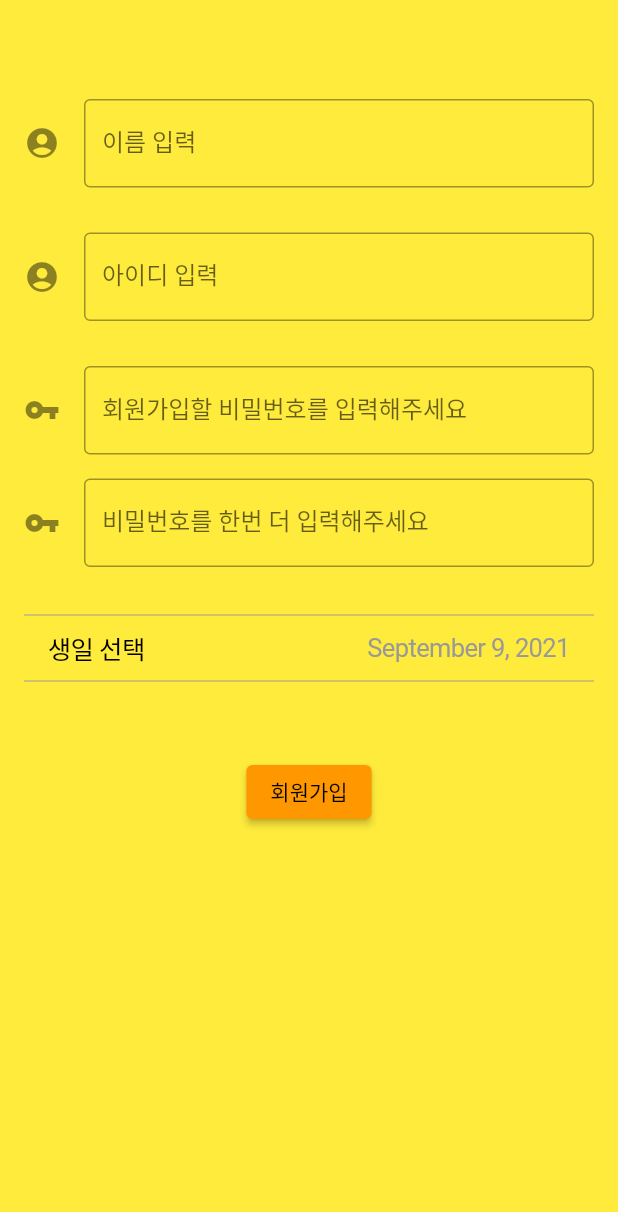
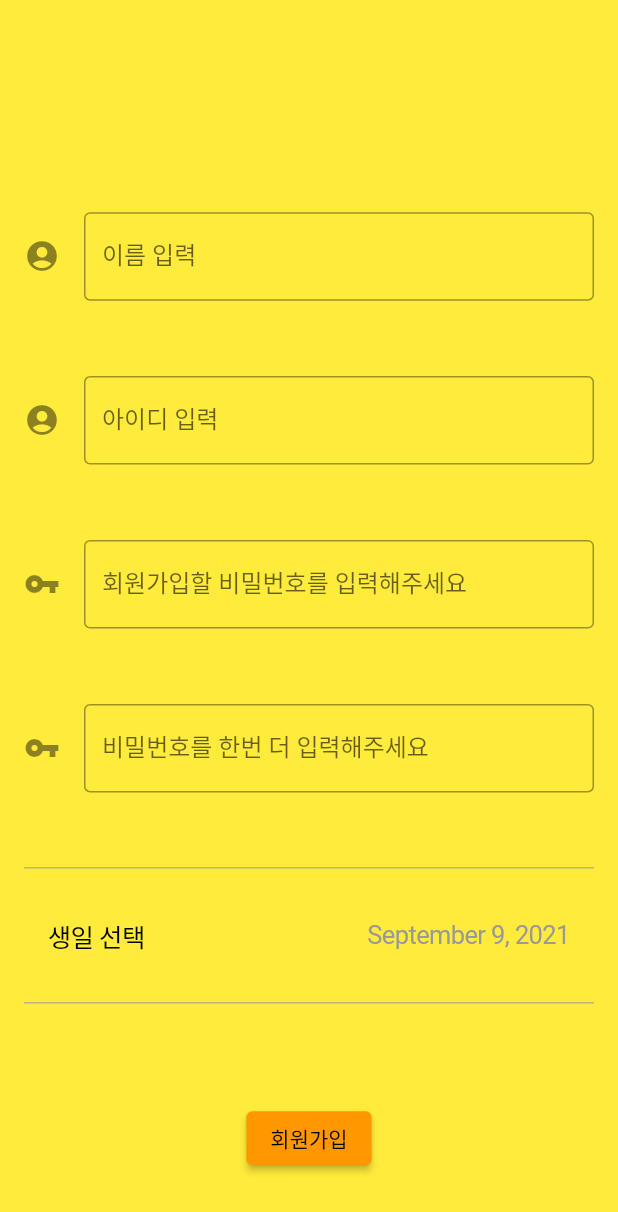
Before and after one commit to sac7160/2021_MooyaHong, a Flutter app: the SignUpPage2 screen opened directly, on a phone screen of 412 x 824 dp. Shown: the top 1212 px of the screen. Run offline on Flutter 3.47's test engine with Material 2 defaults, Android fonts, the phone set to English and light mode, and no system bars; our stand-ins replace carousel_slider, get, image_picker; missing offline and left inert: image_picker_for_web.

Commit message:
overflow 문제 해결

```diff
--- a/club_app/lib/page/login/sign_up_page2.dart
+++ b/club_app/lib/page/login/sign_up_page2.dart
@@ -76,6 +76,7 @@ class _SignUpPage2State extends State<SignUpPage2> {
       child: Form(
         key: _formKey,
         child: Column(
+          mainAxisAlignment: MainAxisAlignment.spaceAround,
           children: <Widget>[
             SizedBox(height: 50),
             TextFormField(
@@ -94,7 +95,7 @@ class _SignUpPage2State extends State<SignUpPage2> {
               return null;
             },*/
             ),
-            SizedBox(height: 30),
+
 
             TextFormField(
               controller: _idController,
@@ -111,9 +112,7 @@ class _SignUpPage2State extends State<SignUpPage2> {
               return null;
             },*/
             ),
-            SizedBox(
-              height: 30,
-            ),
+
             TextFormField(
                 obscureText: true,
                 controller: _passwordController,
@@ -129,9 +128,7 @@ class _SignUpPage2State extends State<SignUpPage2> {
                   return null;
                 },*/
               ),
-           SizedBox(
-                height: 16.0,
-              ),
+
            TextFormField(
                 obscureText: true,
                 decoration: InputDecoration(
@@ -148,16 +145,14 @@ class _SignUpPage2State extends State<SignUpPage2> {
               ),
 
             Container(
-              height: 110,
-              width: 400,
+              height: 90,
+              width: MediaQuery.of(context).size.width,
               child: DefaultTextStyle(
                  style: CupertinoTheme.of(context).textTheme.textStyle,
-                 child: ListView(
-                 children: [
-                    const SizedBox(height: 32),
+                 child:
                     _buildDatePicker(context),
-                      ],
-                     ),),
+
+                     ),
             ),
             Container(
                 margin: const EdgeInsets.only(top: 16.0),
--- a/club_app/lib/page/settings/profile_setting_page.dart
+++ b/club_app/lib/page/settings/profile_setting_page.dart
@@ -136,9 +136,9 @@ class _ProfileSettingState extends State<ProfileSetting> {
                     ? ImageWidget(
                         image: image!, onClicked: (source) => pickImage(source))
                     : ClipOval(
-                        child: Image.asset('images/profile.jpg',
-                            width: 160, height: 160, fit: BoxFit.cover),
-                      ), //FlutterLogo(size: 160),
+                        child: /*Image.asset('assets/images/profile.jpg',
+                            width: 160, height: 160, fit: BoxFit.cover),          drawer와 마찬가지로 기본 사진설정시 오류발생
+                      ),*/ FlutterLogo(size: 160),),
                 const SizedBox(height: 24),
                 Text(
                   '홍길동',
--- a/club_app/lib/widgets/main_drawer.dart
+++ b/club_app/lib/widgets/main_drawer.dart
@@ -18,8 +18,9 @@ class MainDrawer extends StatelessWidget {
                   color: Colors.blue,
                   child: InkWell(
                     child: SizedBox(
-                        child: Image.asset('images/profile.jpg',
-                            fit: BoxFit.cover)),
+                       // child: Image.asset('club_app/assets/images/profile.jpg',
+                          //  fit: BoxFit.cover) 기본사진 등록시 에러발생
+                          ),
                     onTap: () {
                       Navigator.push(
                         context,
--- a/club_app/pubspec.yaml
+++ b/club_app/pubspec.yaml
@@ -57,7 +57,7 @@ flutter:
 
   # To add assets to your application, add an assets section, like this:
 assets:
-  - assets/images
+  - assets/images/profile.jpg
 
   # An image asset can refer to one or more resolution-specific "variants", see
   # https://flutter.dev/assets-and-images/#resolution-aware.
```
Also changed, not shown: club_app/lib/page/login/login.dart (+9 -10 lines), club_app/lib/page/login/sign_up_page1.dart (+3 -6 lines), club_app/lib/page/settings/member_management.dart (+6 -3 lines), club_app/lib/page/settings/my_club_page.dart (+8 -3 lines), 16 other files.
